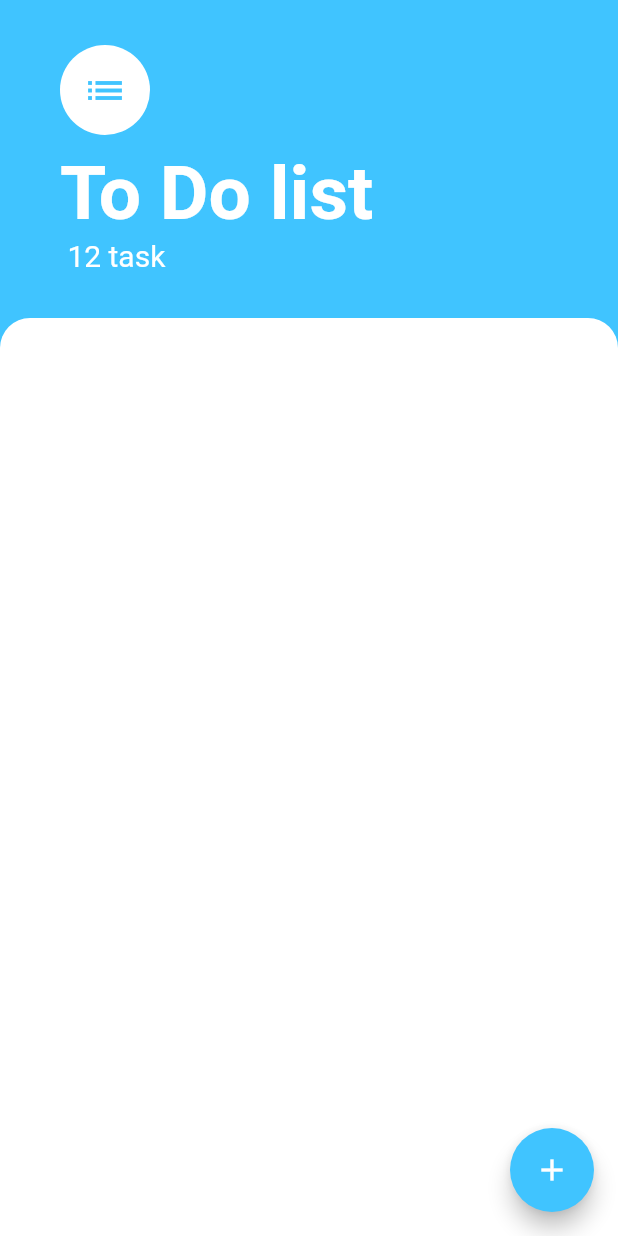
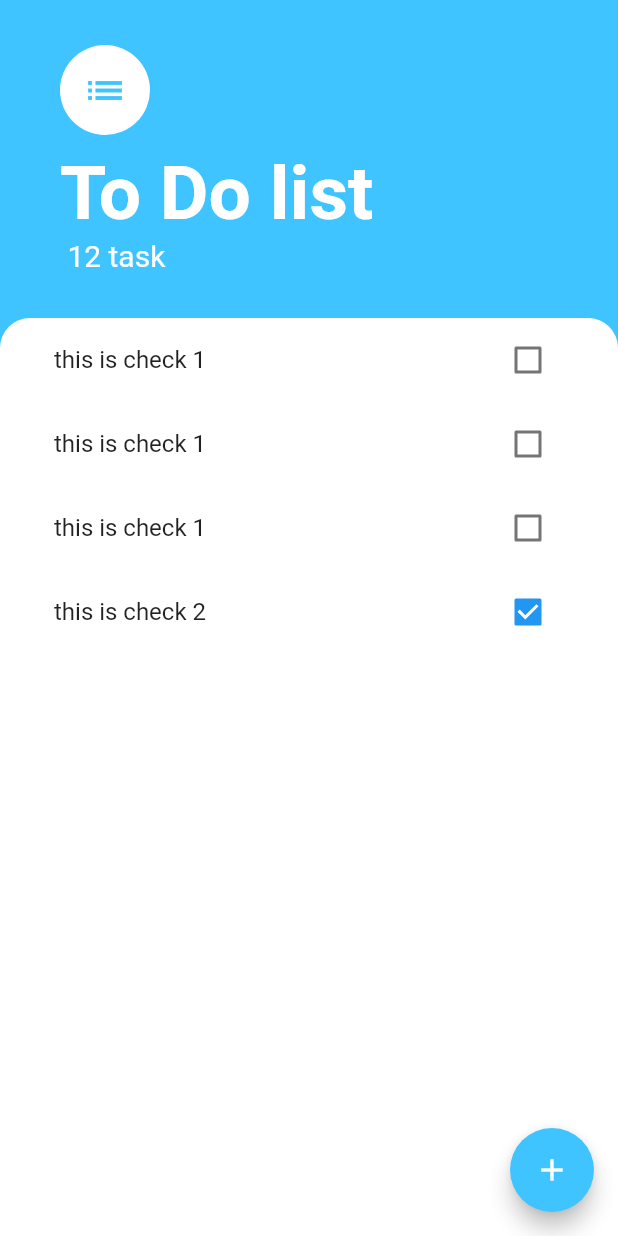
Before and after one commit to hungto228/flutter_to_do_list, a Flutter app: the screen it shows after launch, on a phone screen of 412 x 824 dp. Run offline on Flutter 3.47's test engine with Material 2 defaults, Android fonts, the phone set to English and light mode, and no system bars.

Commit message:
add listview &title

```diff
--- a/lib/screen/tasks_screen.dart
+++ b/lib/screen/tasks_screen.dart
@@ -1,5 +1,6 @@
 import 'package:flutter/cupertino.dart';
 import 'package:flutter/material.dart';
+import 'package:flutter_to_do_list/widgets/tasks_list.dart';
 
 class TasksScreen extends StatelessWidget {
   @override
@@ -51,6 +52,7 @@ class TasksScreen extends StatelessWidget {
           ),
           Expanded(
             child: Container(
+              padding: EdgeInsets.symmetric(horizontal: 20.0),
               decoration: BoxDecoration(
                 color: Colors.white,
                 borderRadius: BorderRadius.only(
@@ -58,6 +60,7 @@ class TasksScreen extends StatelessWidget {
                   topRight: Radius.circular(20.0),
                 ),
               ),
+              child: TasksList(),
             ),
           )
         ],
--- /dev/null
+++ b/lib/widgets/tasks_list.dart
@@ -0,0 +1,29 @@
+import 'package:flutter/material.dart';
+
+import 'tasks_title.dart';
+
+class TasksList extends StatelessWidget {
+  @override
+  Widget build(BuildContext context) {
+    return ListView(
+      children: [
+        TasksTitle(
+          title: "this is check 1",
+        ),
+        TasksTitle(
+          title: "this is check 1",
+        ),
+        TasksTitle(
+          title: "this is check 1",
+        ),
+        ListTile(
+          title: Text("this is check 2"),
+          trailing: Checkbox(
+            value: true,
+            onChanged: (bool? value) {},
+          ),
+        ),
+      ],
+    );
+  }
+}
--- /dev/null
+++ b/lib/widgets/tasks_title.dart
@@ -0,0 +1,18 @@
+import 'package:flutter/material.dart';
+
+class TasksTitle extends StatelessWidget {
+  final String title;
+
+  const TasksTitle({required this.title});
+
+  @override
+  Widget build(BuildContext context) {
+    return ListTile(
+      title: Text(title),
+      trailing: Checkbox(
+        value: false,
+        onChanged: (bool? value) {},
+      ),
+    );
+  }
+}
```
